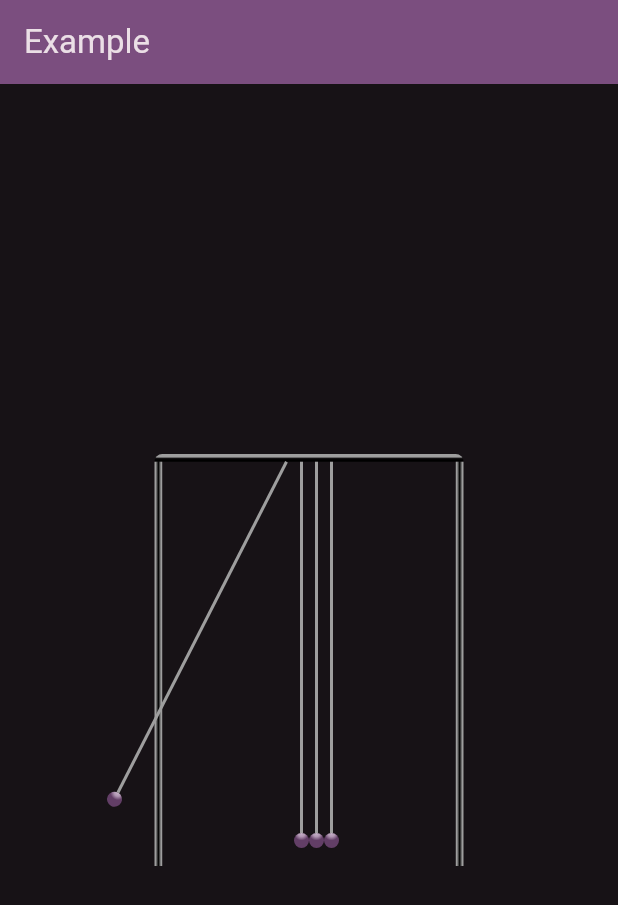
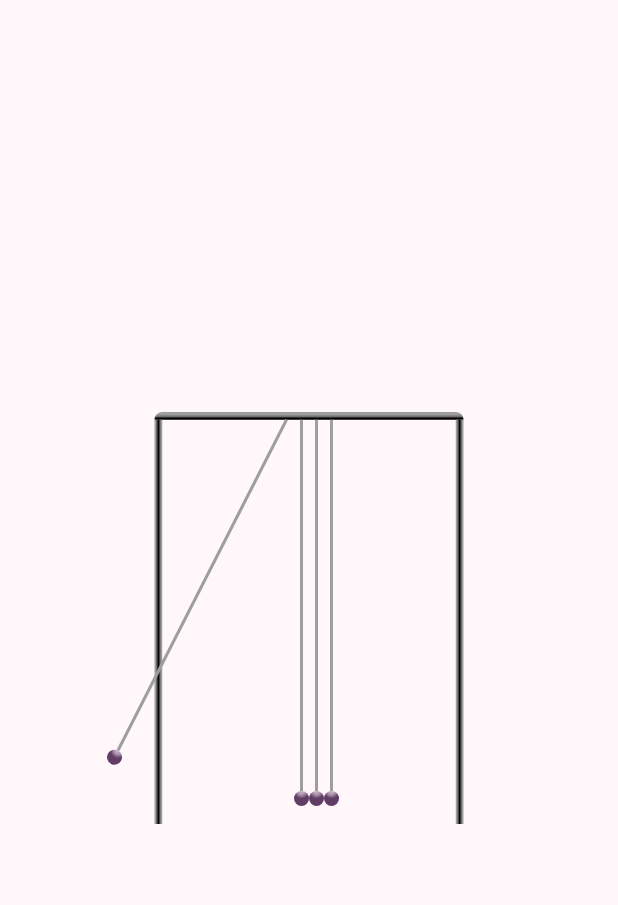
Before and after one commit to mohammedseifaldin/newtons-loading-indicator, a Flutter app: the screen it shows after launch, on a phone screen of 412 x 824 dp. Shown: the top 905 px of the screen. Run offline on Flutter 3.47's test engine with Material 3 defaults, Android fonts, the light colour scheme and no system bars.

Commit message:
initial release done

```diff
--- a/example/lib/main.dart
+++ b/example/lib/main.dart
@@ -12,10 +12,7 @@ class MyApp extends StatelessWidget {
   Widget build(BuildContext context) {
     return MaterialApp(
       theme: ThemeData(
-        colorScheme: ColorScheme.fromSeed(
-          seedColor: Colors.purpleAccent,
-          brightness: Brightness.dark,
-        ),
+        colorScheme: ColorScheme.fromSeed(seedColor: Colors.purpleAccent),
         useMaterial3: true,
       ),
       home: const MyHomePage(),
@@ -23,22 +20,13 @@ class MyApp extends StatelessWidget {
   }
 }
 
-class MyHomePage extends StatefulWidget {
+class MyHomePage extends StatelessWidget {
   const MyHomePage({super.key});
 
   @override
-  State<MyHomePage> createState() => _MyHomePageState();
-}
-
-class _MyHomePageState extends State<MyHomePage> {
-  @override
   Widget build(BuildContext context) {
-    return Scaffold(
-      appBar: AppBar(
-        backgroundColor: Theme.of(context).colorScheme.inversePrimary,
-        title: const Text("Example"),
-      ),
-      body: const NewtonLoadingIndicator(),
+    return const Scaffold(
+      body: NewtonLoadingIndicator(),
     );
   }
 }
--- a/example/pubspec.yaml
+++ b/example/pubspec.yaml
@@ -8,8 +8,7 @@ environment:
 dependencies:
   flutter:
     sdk: flutter
-  newtons_cradle_loading_indicator:
-    path: ../
+  newtons_cradle_loading_indicator:  ^0.0.1
 dev_dependencies:
   flutter_test:
     sdk: flutter
```
Also changed, not shown: pubspec.yaml (+28 -3 lines), assets/screenshot.png (added), example/pubspec.lock, 3 other files.
